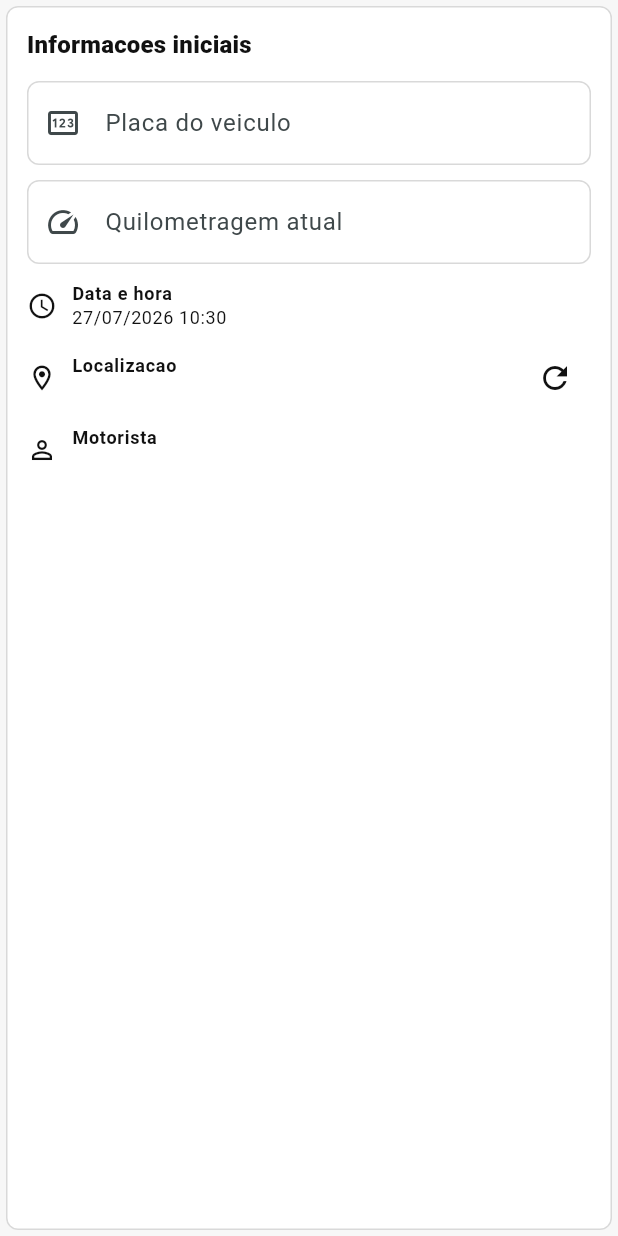
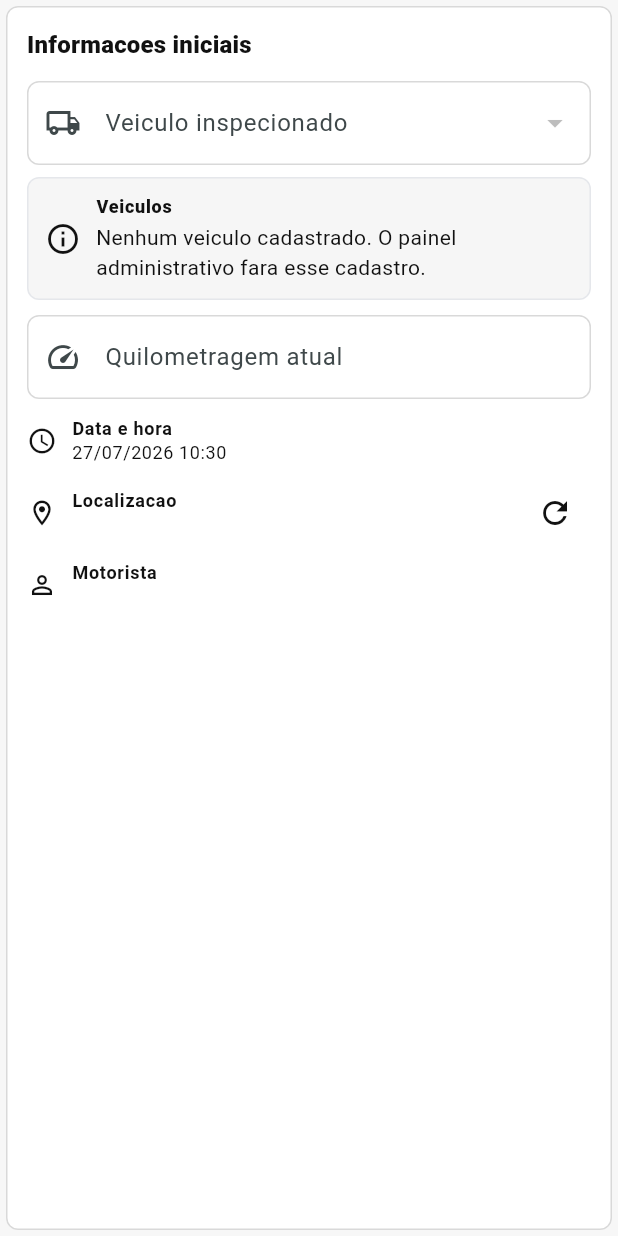
Before and after one commit to bielx9999/AvapexMobile, a Flutter app: the _HeaderCard widget shown alone on an empty page, opened directly with empty values, on a phone screen of 412 x 824 dp. Run offline on Flutter 3.47's test engine with Material 3 defaults, Android fonts, the phone set to English and light mode, and no system bars; our stand-ins replace cloud_firestore, firebase_auth, firebase_core, firebase_storage, flutter_dotenv, flutter_image_compress and 5 more; missing offline and left inert: mobile_scanner; accounts and stored records are empty.

Commit message:
Use registered vehicles in vehicle checklist

```diff
--- a/apps/mobile/lib/features/checklists/presentation/vehicle_checklist_page.dart
+++ b/apps/mobile/lib/features/checklists/presentation/vehicle_checklist_page.dart
@@ -4,6 +4,7 @@ import 'package:flutter_riverpod/flutter_riverpod.dart';
 import '../../../core/errors/firebase_failure.dart';
 import '../../../core/providers/firebase_providers.dart';
 import '../../users/application/user_providers.dart';
+import '../../vehicles/data/models/vehicle_model.dart';
 import '../data/models/checklist_model.dart';
 import '../data/services/device_location_service.dart';
 
@@ -17,6 +18,10 @@ enum ChecklistAnswer {
   final String label;
 }
 
+final _vehicleChecklistVehiclesProvider = StreamProvider<List<Vehicle>>((ref) {
+  return ref.watch(vehicleRepositoryProvider).watchAllVehicles();
+});
+
 final class VehicleChecklistPage extends ConsumerStatefulWidget {
   const VehicleChecklistPage({super.key});
 
@@ -28,7 +33,6 @@ final class VehicleChecklistPage extends ConsumerStatefulWidget {
 final class _VehicleChecklistPageState
     extends ConsumerState<VehicleChecklistPage> {
   final _formKey = GlobalKey<FormState>();
-  final _plateController = TextEditingController();
   final _kmController = TextEditingController();
   final _notesController = TextEditingController();
   final _openedAt = DateTime.now();
@@ -37,6 +41,7 @@ final class _VehicleChecklistPageState
   };
 
   DeviceLocation? _location;
+  String? _selectedVehicleId;
   var _isLoadingLocation = true;
   var _isSaving = false;
   String? _locationMessage;
@@ -50,7 +55,6 @@ final class _VehicleChecklistPageState
 
   @override
   void dispose() {
-    _plateController.dispose();
     _kmController.dispose();
     _notesController.dispose();
     super.dispose();
@@ -170,7 +174,17 @@ final class _VehicleChecklistPageState
 
     try {
       final profile = ref.read(currentUserProfileProvider).asData?.value;
-      final plate = _normalizedPlate(_plateController.text);
+      final vehicles = ref
+          .read(_vehicleChecklistVehiclesProvider)
+          .asData
+          ?.value;
+      final selectedVehicle = vehicles == null
+          ? null
+          : _vehicleById(vehicles, _selectedVehicleId);
+      if (selectedVehicle == null) {
+        setState(() => _errorMessage = 'Selecione o veiculo inspecionado.');
+        return;
+      }
       final answers = {
         for (final item in _vehicleChecklistItems)
           item.id: {
@@ -184,7 +198,7 @@ final class _VehicleChecklistPageState
         id: 'vehicle_${uid}_${_openedAt.microsecondsSinceEpoch}',
         tripId: 'daily_vehicle',
         driverId: uid,
-        vehicleId: plate,
+        vehicleId: selectedVehicle.id,
         type: ChecklistType.vehicleDaily,
         kmRegistered: num.parse(_kmController.text),
         items: ChecklistItems(
@@ -201,7 +215,7 @@ final class _VehicleChecklistPageState
         signatureUrl: '',
         createdAt: _openedAt,
         category: 'vehicle_daily',
-        vehiclePlate: plate,
+        vehiclePlate: selectedVehicle.plate,
         driverName: profile?.name ?? authUser?.displayName ?? authUser?.email,
         location: _location?.toFirestore(),
         answers: answers,
@@ -242,6 +256,7 @@ final class _VehicleChecklistPageState
   @override
   Widget build(BuildContext context) {
     final profile = ref.watch(currentUserProfileProvider);
+    final vehicles = ref.watch(_vehicleChecklistVehiclesProvider);
 
     return Scaffold(
       appBar: AppBar(title: const Text('Checklist de Veiculo')),
@@ -250,8 +265,16 @@ final class _VehicleChecklistPageState
         child: ListView(
           padding: const EdgeInsets.fromLTRB(16, 12, 16, 24),
           children: [
-            _HeaderCard(
-              plateController: _plateController,
+            vehicles.when(
+              data: (items) => _HeaderCard(
+                vehicles: items,
+                selectedVehicleId: _selectedVehicleId,
+                onVehicleChanged: _isSaving
+                    ? null
+                    : (value) => setState(() {
+                        _selectedVehicleId = value;
+                        _errorMessage = null;
+                      }),
                 kmController: _kmController,
                 openedAt: _openedAt,
                 locationText: _isLoadingLocation
@@ -263,6 +286,11 @@ final class _VehicleChecklistPageState
                   error: (_, _) => 'Usuario logado',
                   loading: () => 'Carregando usuario...',
                 ),
+              ),
+              error: (error, _) => _HeaderLoadError(
+                message: 'Falha ao carregar veiculos: $error',
+              ),
+              loading: () => const _HeaderLoadingCard(),
             ),
             const SizedBox(height: 12),
             for (final section in _vehicleChecklistSections) ...[
@@ -324,7 +352,9 @@ final class _VehicleChecklistPageState
 
 final class _HeaderCard extends StatelessWidget {
   const _HeaderCard({
-    required this.plateController,
+    required this.vehicles,
+    required this.selectedVehicleId,
+    required this.onVehicleChanged,
     required this.kmController,
     required this.openedAt,
     required this.locationText,
@@ -332,7 +362,9 @@ final class _HeaderCard extends StatelessWidget {
     required this.onReloadLocation,
   });
 
-  final TextEditingController plateController;
+  final List<Vehicle> vehicles;
+  final String? selectedVehicleId;
+  final ValueChanged<String?>? onVehicleChanged;
   final TextEditingController kmController;
   final DateTime openedAt;
   final String locationText;
@@ -354,23 +386,36 @@ final class _HeaderCard extends StatelessWidget {
               ).textTheme.titleMedium?.copyWith(fontWeight: FontWeight.w800),
             ),
             const SizedBox(height: 12),
-            TextFormField(
-              controller: plateController,
-              textCapitalization: TextCapitalization.characters,
+            DropdownButtonFormField<String>(
+              initialValue: selectedVehicleId,
+              isExpanded: true,
               decoration: const InputDecoration(
-                labelText: 'Placa do veiculo',
-                prefixIcon: Icon(Icons.pin_outlined),
+                labelText: 'Veiculo inspecionado',
+                prefixIcon: Icon(Icons.local_shipping_outlined),
               ),
-              validator: (value) {
-                final plate = _normalizedPlate(value ?? '');
-                final isValid = RegExp(
-                  r'^[A-Z]{3}[0-9][A-Z0-9][0-9]{2}$',
-                ).hasMatch(plate);
-                return isValid
-                    ? null
-                    : 'Informe uma placa valida: ABC-1234 ou ABC1D23.';
-              },
+              items: [
+                for (final vehicle in vehicles)
+                  DropdownMenuItem(
+                    value: vehicle.id,
+                    child: Text(
+                      '${vehicle.plate} - ${vehicle.model}',
+                      overflow: TextOverflow.ellipsis,
                     ),
+                  ),
+              ],
+              onChanged: vehicles.isEmpty ? null : onVehicleChanged,
+              validator: (value) =>
+                  value == null ? 'Selecione o veiculo.' : null,
+            ),
+            if (vehicles.isEmpty) ...[
+              const SizedBox(height: 8),
+              const _InfoBanner(
+                icon: Icons.info_outline,
+                label: 'Veiculos',
+                value:
+                    'Nenhum veiculo cadastrado. O painel administrativo fara esse cadastro.',
+              ),
+            ],
             const SizedBox(height: 10),
             TextFormField(
               controller: kmController,
@@ -407,6 +452,89 @@ final class _HeaderCard extends StatelessWidget {
               icon: Icons.person_outline,
               label: 'Motorista',
               value: driverText,
+            ),
+          ],
+        ),
+      ),
+    );
+  }
+}
+
+final class _HeaderLoadingCard extends StatelessWidget {
+  const _HeaderLoadingCard();
+
+  @override
+  Widget build(BuildContext context) {
+    return const Card(
+      child: Padding(
+        padding: EdgeInsets.all(18),
+        child: Center(child: CircularProgressIndicator()),
+      ),
+    );
+  }
+}
+
+final class _HeaderLoadError extends StatelessWidget {
+  const _HeaderLoadError({required this.message});
+
+  final String message;
+
+  @override
+  Widget build(BuildContext context) {
+    return Card(
+      child: Padding(
+        padding: const EdgeInsets.all(14),
+        child: Row(
+          children: [
+            const Icon(Icons.error_outline),
+            const SizedBox(width: 10),
+            Expanded(child: Text(message)),
+          ],
+        ),
+      ),
+    );
+  }
+}
+
+final class _InfoBanner extends StatelessWidget {
+  const _InfoBanner({
+    required this.icon,
+    required this.label,
+    required this.value,
+  });
+
+  final IconData icon;
+  final String label;
+  final String value;
+
+  @override
+  Widget build(BuildContext context) {
+    return DecoratedBox(
+      decoration: BoxDecoration(
+        color: const Color(0xFFF6F6F6),
+        borderRadius: BorderRadius.circular(8),
+        border: Border.all(color: const Color(0xFFE5E7EB)),
+      ),
+      child: Padding(
+        padding: const EdgeInsets.all(12),
+        child: Row(
+          children: [
+            Icon(icon),
+            const SizedBox(width: 10),
+            Expanded(
+              child: Column(
+                crossAxisAlignment: CrossAxisAlignment.start,
+                children: [
+                  Text(
+                    label,
+                    style: Theme.of(context).textTheme.labelMedium?.copyWith(
+                      fontWeight: FontWeight.w800,
+                    ),
+                  ),
+                  const SizedBox(height: 2),
+                  Text(value),
+                ],
+              ),
             ),
           ],
         ),
@@ -682,8 +810,16 @@ _VehicleChecklistItem _itemById(String id) {
   return _vehicleChecklistItems.firstWhere((item) => item.id == id);
 }
 
-String _normalizedPlate(String value) {
-  return value.toUpperCase().replaceAll(RegExp(r'[^A-Z0-9]'), '');
+Vehicle? _vehicleById(List<Vehicle> vehicles, String? vehicleId) {
+  if (vehicleId == null) {
+    return null;
+  }
+  for (final vehicle in vehicles) {
+    if (vehicle.id == vehicleId) {
+      return vehicle;
+    }
+  }
+  return null;
 }
 
 String _formatDateTime(DateTime dateTime) {
```
Lines whose indentation alone changed are shown as unchanged.
